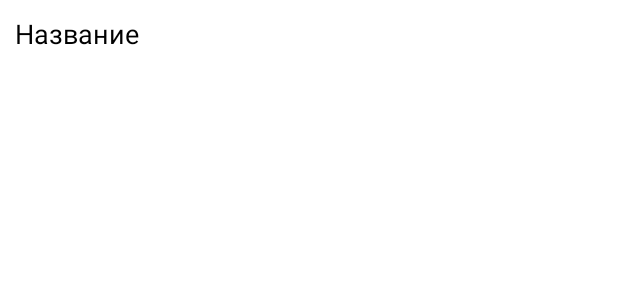
After one commit to manfeo/FriendsOrganiser, an Android app: the layout marker_info_window.xml on its own in the app's theme, with its tools: preview values and no code run, on a phone screen of 412 x 824 dp. The commit adds this screen. Shown: the top 300 px of the screen. Run offline under Robolectric (Android 15) with nearby library versions, the phone set to English and light mode, and no system bars.

Commit message:
Added marker when user tap on map. Added API call to get address of user's marker

```diff
--- a/app/src/main/AndroidManifest.xml
+++ b/app/src/main/AndroidManifest.xml
@@ -17,7 +17,7 @@
         android:theme="@style/Theme.FriendsOrganiser"
         tools:targetApi="31">
         <activity
-            android:name=".MainActivityPackage.AppointmentsPackage.NewAppointment.AddressPickerActivity"
+            android:name=".MainActivityPackage.AppointmentsPackage.AddressPicker.AddressPickerActivity"
             android:exported="false" />
         <activity
             android:name=".MainActivityPackage.ChatsPackage.Chatting.ChattingActivity"
--- /dev/null
+++ b/app/src/main/java/com/example/friendsorganiser/MainActivityPackage/AppointmentsPackage/AddressPicker/OnAddressRetrievedCallback.java
@@ -0,0 +1,5 @@
+package com.example.friendsorganiser.MainActivityPackage.AppointmentsPackage.AddressPicker;
+
+public interface OnAddressRetrievedCallback {
+    void onAddressRetrievedCallback(String fullAddress);
+}
--- a/app/src/main/java/com/example/friendsorganiser/MainActivityPackage/AppointmentsPackage/NewAppointment/NewAppointmentDialog.java
+++ b/app/src/main/java/com/example/friendsorganiser/MainActivityPackage/AppointmentsPackage/NewAppointment/NewAppointmentDialog.java
@@ -12,6 +12,7 @@ import androidx.annotation.Nullable;
 import androidx.fragment.app.DialogFragment;
 import androidx.lifecycle.ViewModelProvider;
 
+import com.example.friendsorganiser.MainActivityPackage.AppointmentsPackage.AddressPicker.AddressPickerActivity;
 import com.example.friendsorganiser.MainActivityPackage.ChatsPackage.NewChatDialog.FriendsPickerAdapter;
 import com.example.friendsorganiser.databinding.CreateNewAppointmentBinding;
 
--- a/app/src/main/java/com/example/friendsorganiser/Utilities/Constants.java
+++ b/app/src/main/java/com/example/friendsorganiser/Utilities/Constants.java
@@ -20,7 +20,7 @@ public class Constants {
     public static final String KEY_APPOINTMENT_DATE = "date";
     public static final String KEY_APPOINTMENT_ADDRESS = "address";
     public static final String KEY_APPOINTMENT_PARTICIPANTS = "participants";
-    public static final String KEY_API_MAPS = "fda829b4-1849-46f8-8426-9a422901a950";
+    public static final String KEY_FULL_ADDRESS = "display_name";
     public static final String KEY_SENDER_ID = "senderId";
     public static final String KEY_MESSAGE = "message";
     public static final String KEY_TIMESTAMP = "timestamp";
--- a/app/src/main/res/layout/activity_address_picker.xml
+++ b/app/src/main/res/layout/activity_address_picker.xml
@@ -4,7 +4,7 @@
     xmlns:tools="http://schemas.android.com/tools"
     android:layout_width="match_parent"
     android:layout_height="match_parent"
-    tools:context=".MainActivityPackage.AppointmentsPackage.NewAppointment.AddressPickerActivity">
+    tools:context=".MainActivityPackage.AppointmentsPackage.AddressPicker.AddressPickerActivity">
 
     <org.osmdroid.views.MapView
         android:id="@+id/mv_map"
--- /dev/null
+++ b/app/src/main/res/layout/marker_info_window.xml
@@ -0,0 +1,50 @@
+<?xml version="1.0" encoding="utf-8"?>
+<RelativeLayout xmlns:android="http://schemas.android.com/apk/res/android"
+    android:id="@+id/rl_customInfoWindow"
+    android:layout_width="match_parent"
+    android:layout_height="match_parent"
+    android:background="@color/white">
+
+    <ImageView
+        android:id="@+id/bubble_image"
+        android:layout_width="65dp"
+        android:layout_height="65dp"
+        android:visibility="gone"
+        android:contentDescription="TODO" />
+
+    <TextView
+        android:id="@+id/bubble_title"
+        android:layout_width="wrap_content"
+        android:layout_height="wrap_content"
+        android:textColor="@color/black"
+        android:maxEms="17"
+        android:layout_gravity="start"
+        android:text="Название"
+        android:textSize="18sp"
+        android:padding="10sp"
+        android:textIsSelectable="false" />
+
+    <TextView
+        android:id="@+id/bubble_description"
+        android:layout_width="wrap_content"
+        android:layout_height="wrap_content"
+        android:textSize="17sp"
+        android:maxEms="17"
+        android:text="Адрес:"
+        android:padding="10sp"
+        android:layout_below="@+id/bubble_title"
+        android:visibility="gone"/>
+
+    <TextView
+        android:id="@+id/bubble_subdescription"
+        android:layout_width="wrap_content"
+        android:layout_height="wrap_content"
+        android:textColor="#000000"
+        android:textSize="10dp"
+        android:maxEms="17"
+        android:text="Address"
+        android:visibility="gone"/>
+
+
+
+</RelativeLayout>
--- a/settings.gradle
+++ b/settings.gradle
@@ -10,6 +10,7 @@ dependencyResolutionManagement {
     repositories {
         google()
         mavenCentral()
+        maven { url "https://jitpack.io" }
     }
 }
 rootProject.name = "FriendsOrganiser"
```
Also changed, not shown: app/build.gradle (+9 -4 lines), app/src/main/java/com/example/friendsorganiser/MainActivityPackage/AppointmentsPackage/AddressPicker/AddressPickerActivity.java (renamed from app/src/main/java/com/example/friendsorganiser/MainActivityPackage/AppointmentsPackage/NewAppointment/AddressPickerActivity.java, +50 -13 lines), app/src/main/java/com/example/friendsorganiser/MainActivityPackage/AppointmentsPackage/AddressPicker/AddressPickerActivityRepository.java (added, +45 -0 lines), app/src/main/java/com/example/friendsorganiser/MainActivityPackage/AppointmentsPackage/AddressPicker/AddressPickerActivityViewModel.java (added, +31 -0 lines), app/src/main/java/com/example/friendsorganiser/MainActivityPackage/AppointmentsPackage/AddressPicker/CustomMarkerInfoWindow.java (added, +25 -0 lines).
